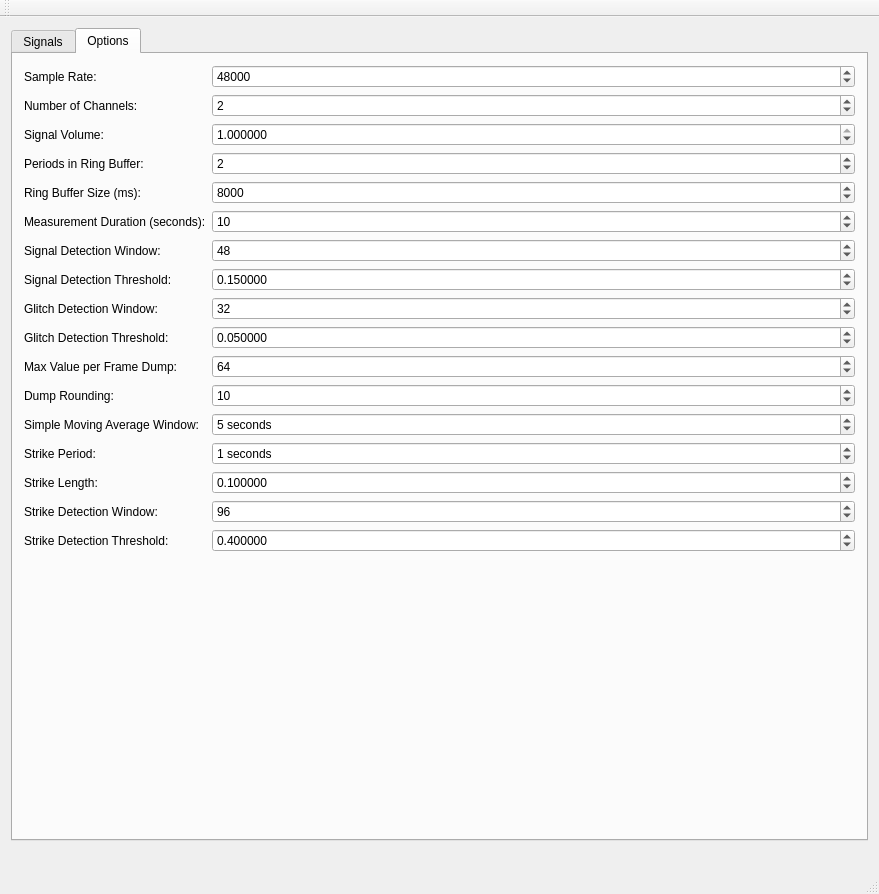
Before: the Qt Designer form src/gui/MainWindow.ui in gavv/signal-estimator, drawn with Qt 5.
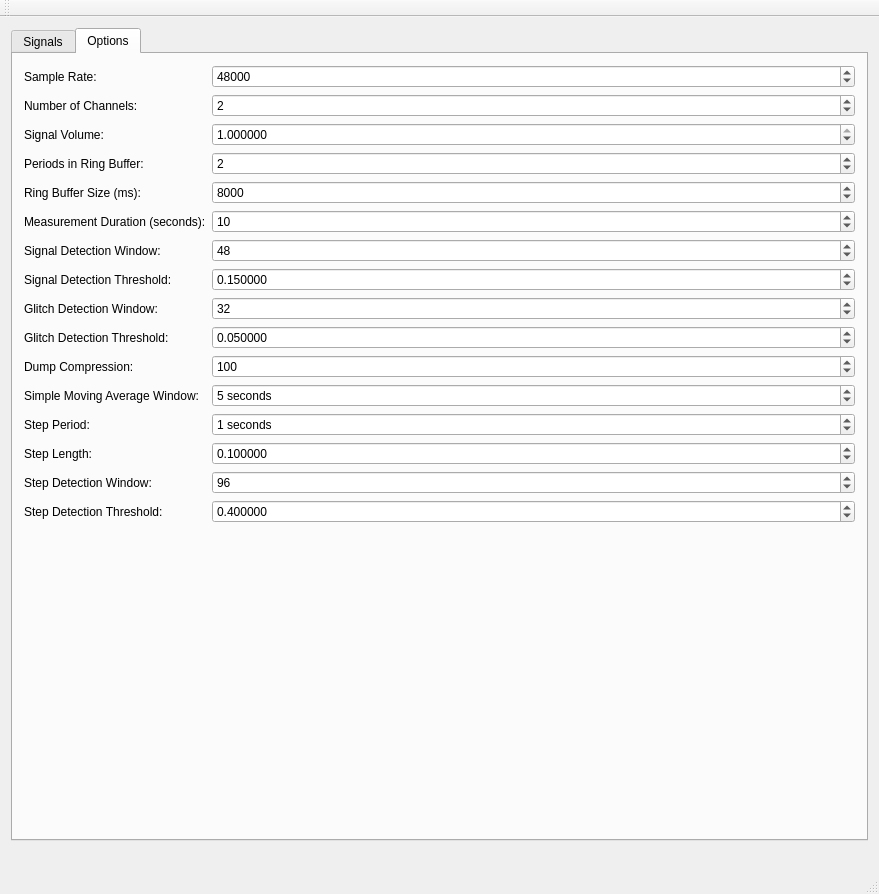
After: the same form once the commit is applied. The open tabs and pages were chosen to show the change. Custom widgets are drawn as their Qt base class.

```diff
--- a/src/gui/MainWindow.ui
+++ b/src/gui/MainWindow.ui
@@ -549,30 +549,10 @@
           </property>
          </widget>
         </item>
-        <item row="10" column="0">
-         <widget class="QLabel" name="Label1_10">
-          <property name="text">
-           <string>Max Value per Frame Dump:</string>
-          </property>
-         </widget>
-        </item>
-        <item row="10" column="1">
-         <widget class="QSpinBox" name="MVFD">
-          <property name="suffix">
-           <string/>
-          </property>
-          <property name="maximum">
-           <number>2147483647</number>
-          </property>
-          <property name="value">
-           <number>64</number>
-          </property>
-         </widget>
-        </item>
         <item row="11" column="0">
          <widget class="QLabel" name="Label1_11">
           <property name="text">
-           <string>Dump Rounding:</string>
+           <string>Dump Compression:</string>
           </property>
          </widget>
         </item>
@@ -585,7 +565,7 @@
            <number>2147483647</number>
           </property>
           <property name="value">
-           <number>10</number>
+           <number>100</number>
           </property>
          </widget>
         </item>
@@ -612,7 +592,7 @@
         <item row="13" column="0">
          <widget class="QLabel" name="Label1_2">
           <property name="text">
-           <string>Strike Period:</string>
+           <string>Step Period:</string>
           </property>
          </widget>
         </item>
@@ -632,7 +612,7 @@
         <item row="14" column="0">
          <widget class="QLabel" name="Label1_3">
           <property name="text">
-           <string>Strike Length:</string>
+           <string>Step Length:</string>
           </property>
          </widget>
         </item>
@@ -655,7 +635,7 @@
         <item row="15" column="0">
          <widget class="QLabel" name="Label1_4">
           <property name="text">
-           <string>Strike Detection Window:</string>
+           <string>Step Detection Window:</string>
           </property>
          </widget>
         </item>
@@ -678,7 +658,7 @@
         <item row="16" column="0">
          <widget class="QLabel" name="Label1_5">
           <property name="text">
-           <string>Strike Detection Threshold:</string>
+           <string>Step Detection Threshold:</string>
           </property>
          </widget>
         </item>
```
Left out of the diff: 14 changed lines with no effect on the pictures.
